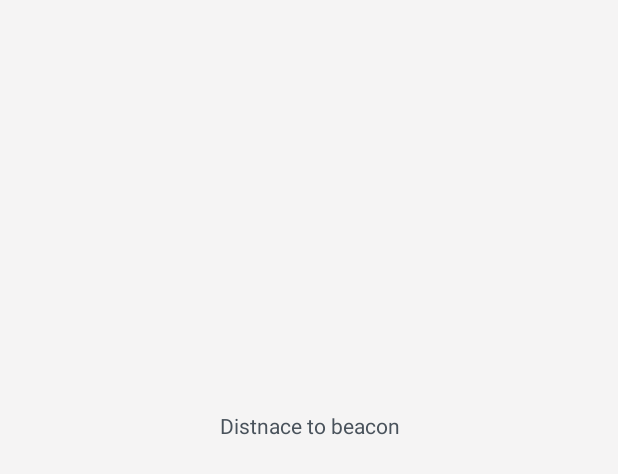
After one commit to DianaMaftei/galileo, an Android app: the layout beacons.xml on its own in the app's theme, with its tools: preview values and no code run, on a phone screen of 412 x 824 dp. The commit adds this screen. Shown: the top 474 px of the screen. Run offline under Robolectric (Android 15) with nearby library versions, the phone set to English and light mode, and no system bars.

Commit message:
beacons service

```diff
--- a/app/build.gradle
+++ b/app/build.gradle
@@ -5,7 +5,7 @@ android {
     buildToolsVersion "29.0.0"
     defaultConfig {
         applicationId "com.endava.myapplication"
-        minSdkVersion 16
+        minSdkVersion 28
         targetSdkVersion 29
         versionCode 1
         versionName "1.0"
--- a/app/src/main/java/com/endava/myapplication/MainActivity.java
+++ b/app/src/main/java/com/endava/myapplication/MainActivity.java
@@ -1,6 +1,5 @@
 package com.endava.myapplication;
 
-import android.content.Context;
 import android.content.Intent;
 import android.os.Bundle;
 import android.view.View;
@@ -10,7 +9,6 @@ import androidx.appcompat.app.AppCompatActivity;
 
 public class MainActivity extends AppCompatActivity {
 
-    Context mcontext;
 
     @Override
     protected void onCreate(Bundle savedInstanceState) {
--- /dev/null
+++ b/app/src/main/res/layout/beacons.xml
@@ -0,0 +1,48 @@
+<?xml version="1.0" encoding="utf-8"?>
+<androidx.constraintlayout.widget.ConstraintLayout xmlns:android="http://schemas.android.com/apk/res/android"
+    xmlns:app="http://schemas.android.com/apk/res-auto"
+    xmlns:tools="http://schemas.android.com/tools"
+    android:layout_width="match_parent"
+    android:layout_height="match_parent"
+    tools:context=".MainActivity">
+
+
+    <androidx.constraintlayout.widget.ConstraintLayout
+        android:layout_width="395dp"
+        android:layout_height="715dp"
+        android:layout_marginStart="8dp"
+        android:layout_marginTop="8dp"
+        android:layout_marginEnd="8dp"
+        android:layout_marginBottom="8dp"
+        app:layout_constraintBottom_toBottomOf="parent"
+        app:layout_constraintEnd_toEndOf="parent"
+        app:layout_constraintStart_toStartOf="parent"
+        app:layout_constraintTop_toTopOf="parent">
+
+        <TextView
+            android:id="@+id/distLabel"
+            android:layout_width="wrap_content"
+            android:layout_height="wrap_content"
+            android:layout_marginStart="8dp"
+            android:layout_marginTop="219dp"
+            android:layout_marginEnd="8dp"
+            android:text="Distnace to beacon"
+            app:layout_constraintEnd_toEndOf="parent"
+            app:layout_constraintStart_toStartOf="parent"
+            app:layout_constraintTop_toTopOf="parent" />
+
+        <TextView
+            android:id="@+id/distValue"
+            android:layout_width="wrap_content"
+            android:layout_height="wrap_content"
+            android:layout_marginStart="8dp"
+            android:layout_marginTop="247dp"
+            android:layout_marginEnd="8dp"
+            android:text=""
+            app:layout_constraintEnd_toEndOf="parent"
+            app:layout_constraintStart_toStartOf="parent"
+            app:layout_constraintTop_toTopOf="parent" />
+    </androidx.constraintlayout.widget.ConstraintLayout>
+
+
+</androidx.constraintlayout.widget.ConstraintLayout>
```
Also changed, not shown: app/src/main/java/com/endava/myapplication/BeaconLocation.java (added, +57 -0 lines), app/src/main/java/com/endava/myapplication/BeaconLocationService.java (added, +139 -0 lines), app/src/main/java/com/endava/myapplication/BeaconsActivity.java (+43 -186 lines), 5 other files.
